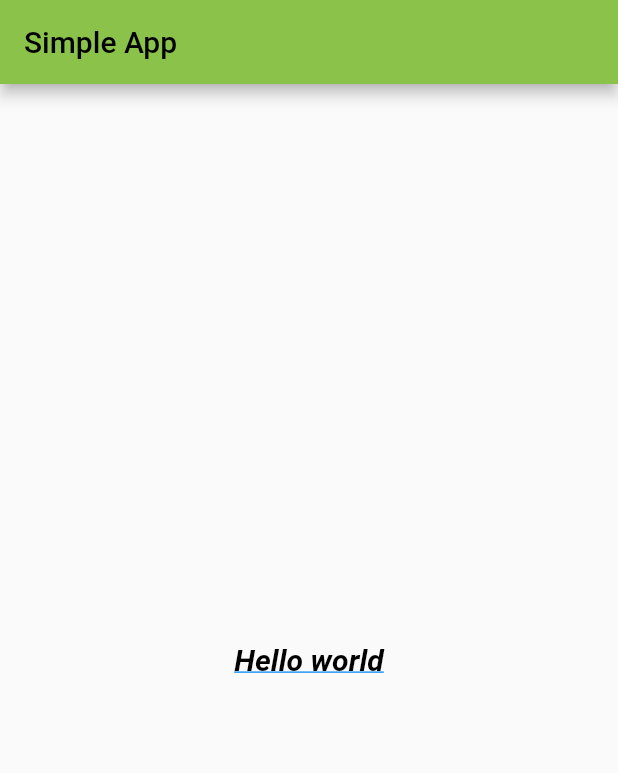
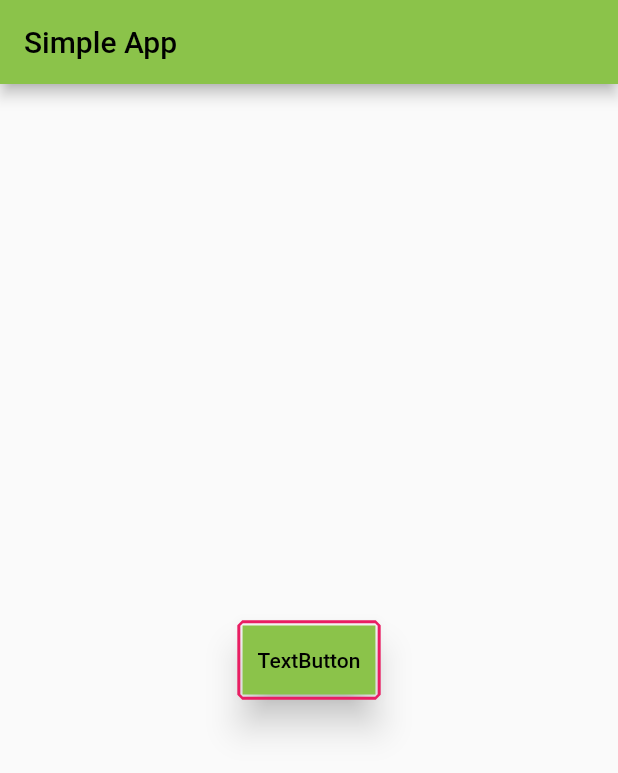
Before and after one commit to RahulG84/flutter_basic_concepts, a Flutter app: the screen it shows after launch, on a phone screen of 412 x 824 dp. Shown: the top 773 px of the screen. Run offline on Flutter 3.47's test engine with Material 2 defaults, Android fonts, the phone set to English and light mode, and no system bars.

Commit message:
Added : Text Button Style And Props

```diff
--- a/lib/main.dart
+++ b/lib/main.dart
@@ -1,6 +1,6 @@
 import 'package:flutter/material.dart';
 
-void main(){
+void main() {
   runApp(const MyApp());
 }
 
@@ -12,31 +12,31 @@ class MyApp extends StatelessWidget {
     return MaterialApp(
       debugShowCheckedModeBanner: false,
       title: "My First App",
-      theme: ThemeData(
-        primarySwatch: Colors.lightGreen
-      ),
-    home:  Scaffold(
+      theme: ThemeData(primarySwatch: Colors.lightGreen),
+      home: Scaffold(
         appBar: AppBar(
           title: const Text("Simple App"),
         ),
-      body:const Center(
-        child: Text("Hello world",style: TextStyle(
-          fontSize: 20,
-          fontWeight: FontWeight.bold,
-          fontStyle: FontStyle.italic,
-          decoration: TextDecoration.underline,
-          decorationColor: Colors.blue,
-          // decorationStyle: TextDecorationStyle.dotted,
-          // wordSpacing: 10.0,
-          // letterSpacing: 8.0,
-          color: Colors.black
+        body: Center(
+          child: TextButton(
+
+            style: TextButton.styleFrom(
+                primary: Colors.black,
+                backgroundColor: Colors.lightGreen,
+                // splashColor: Colors.yellow,
+                padding: const EdgeInsetsDirectional.symmetric(
+                    horizontal: 10.0, vertical: 15.0),
+                shape: const BeveledRectangleBorder(
+                    side: BorderSide(
+                        width: 1.0, color: Colors.pink, strokeAlign: 5.0)),
+                elevation: 10.0,
             ),
-          // textAlign: TextAlign.center,
-          softWrap: true,
-          // maxLines: 3,
-          // textDirection:TextDirection.ltr,
+            onPressed: () {},
+            child: const Text(
+              'TextButton',
             ),
-      )
+          ),
+        ),
       ),
     );
   }
```
Lines whose indentation alone changed are shown as unchanged.
